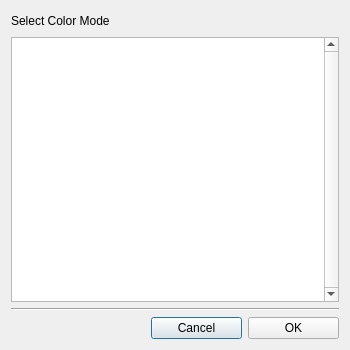
This is src/ves/conductor/qt/geometry/materialColorMode.ui in multitudinous/ve-suite as Qt 5 draws it before an edit. The edited form follows.
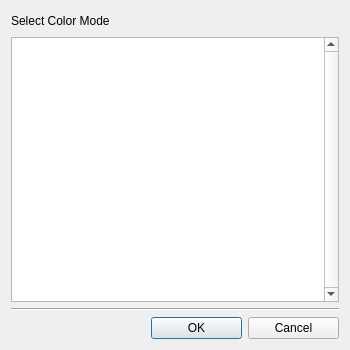
This is the edited form. Icons and pictures are not drawn.

Commit message: Updated the geometry UI's to include the VE-Suite logo

```diff
--- a/src/ves/conductor/qt/geometry/materialColorMode.ui
+++ b/src/ves/conductor/qt/geometry/materialColorMode.ui
@@ -62,19 +62,19 @@
     </spacer>
    </item>
    <item row="3" column="1">
-    <widget class="QPushButton" name="cancelButton">
-     <property name="text">
-      <string>Cancel</string>
-     </property>
-    </widget>
-   </item>
-   <item row="3" column="2">
     <widget class="QPushButton" name="okButton">
      <property name="text">
       <string>OK</string>
      </property>
     </widget>
    </item>
+   <item row="3" column="2">
+    <widget class="QPushButton" name="cancelButton">
+     <property name="text">
+      <string>Cancel</string>
+     </property>
+    </widget>
+   </item>
   </layout>
  </widget>
  <resources/>
```
Left out of the diff: 4 changed lines with no effect on the pictures. The commit also changes 7 other files.
